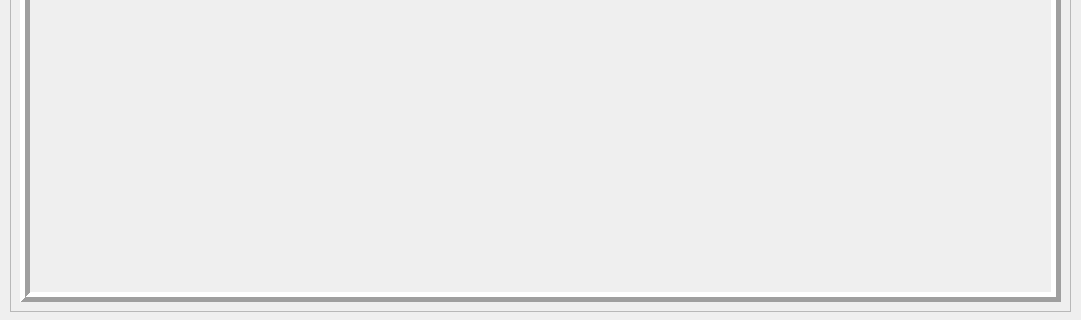
virajchandra51/Visionary, file Start_Stop.ui: the form before one commit; both pictures show x 0 to 1081 and y 479 to 799 of the 1081 by 799 pixel window.
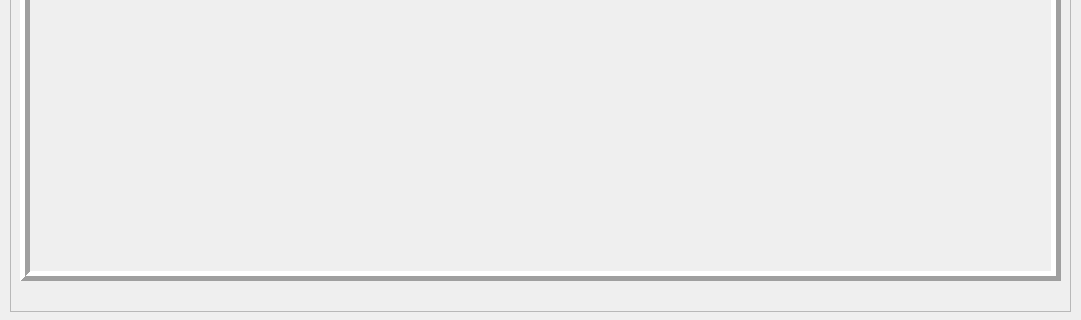
The form after the commit.

```diff
--- a/Start_Stop.ui
+++ b/Start_Stop.ui
@@ -198,7 +198,7 @@
       <x>10</x>
       <y>50</y>
       <width>1041</width>
-      <height>731</height>
+      <height>710</height>
      </rect>
     </property>
     <property name="frameShape">
```
